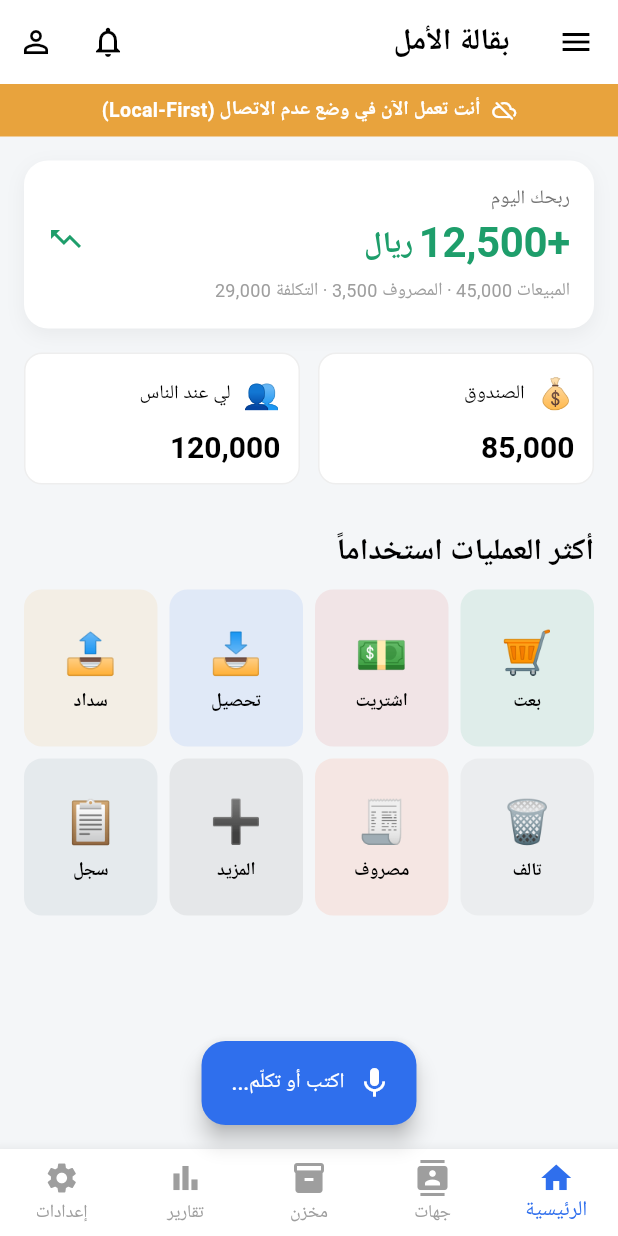
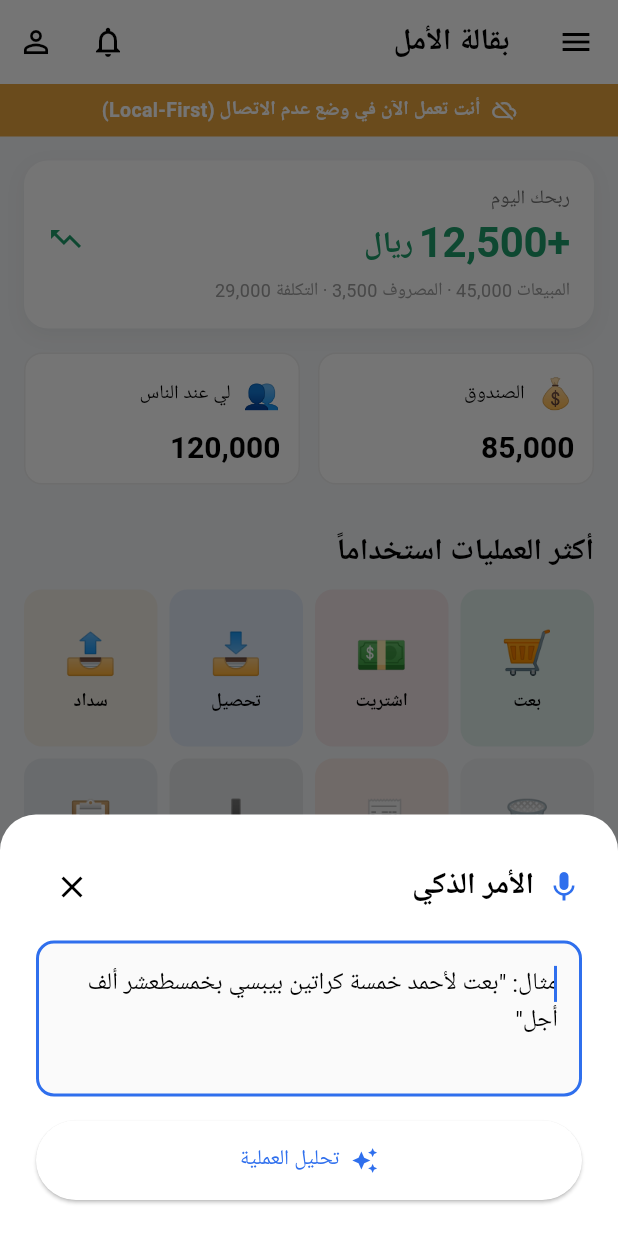
Before and after one commit to aishaqsky-commits/mohaseb-smart06, a Flutter app: the screen it shows after launch, after a tap on "اكتب أو تكلّم...", on a phone screen of 412 x 824 dp. Run offline on Flutter 3.47's test engine with Material 3 defaults, Android fonts, the phone set to English and light mode, and no system bars; our stand-ins replace go_router, google_fonts, math_expressions; Roboto replaces fonts that are missing (Cairo).

Commit message:
feat(smart-command): implement AI Smart Command Interface

```diff
--- a/apps/mobile/lib/features/dashboard/presentation/screens/dashboard_screen.dart
+++ b/apps/mobile/lib/features/dashboard/presentation/screens/dashboard_screen.dart
@@ -2,6 +2,7 @@ import 'package:flutter/material.dart';
 import '../../../../core/theme/color_tokens.dart';
 import '../../../../core/theme/app_spacing.dart';
 import '../../../../core/widgets/offline_banner.dart';
+import '../../../smart_command/presentation/widgets/smart_command_sheet.dart';
 
 class DashboardScreen extends StatelessWidget {
   const DashboardScreen({super.key});
@@ -85,7 +86,7 @@ class DashboardScreen extends StatelessWidget {
       ),
       // AI Command Bar Placeholder
       floatingActionButton: FloatingActionButton.extended(
-        onPressed: () {},
+        onPressed: () => SmartCommandSheet.show(context),
         icon: const Icon(Icons.mic),
         label: const Text('اكتب أو تكلّم...'),
         backgroundColor: ColorTokens.neutralInfo,
--- /dev/null
+++ b/apps/mobile/lib/features/smart_command/presentation/widgets/smart_command_sheet.dart
@@ -0,0 +1,238 @@
+import 'package:flutter/material.dart';
+import '../../../../core/theme/app_spacing.dart';
+import '../../../../core/theme/color_tokens.dart';
+
+class SmartCommandSheet extends StatefulWidget {
+  const SmartCommandSheet({super.key});
+
+  /// Helper to show this bottom sheet
+  static void show(BuildContext context) {
+    showModalBottomSheet(
+      context: context,
+      isScrollControlled: true,
+      shape: const RoundedRectangleBorder(
+        borderRadius: BorderRadius.vertical(top: Radius.circular(24)),
+      ),
+      builder: (context) => Padding(
+        padding: EdgeInsets.only(
+          bottom: MediaQuery.of(context).viewInsets.bottom,
+        ),
+        child: const SmartCommandSheet(),
+      ),
+    );
+  }
+
+  @override
+  State<SmartCommandSheet> createState() => _SmartCommandSheetState();
+}
+
+class _SmartCommandSheetState extends State<SmartCommandSheet> {
+  final TextEditingController _controller = TextEditingController();
+  bool _isProcessing = false;
+  Map<String, dynamic>? _parsedResult;
+
+  void _processCommand() async {
+    final text = _controller.text.trim();
+    if (text.isEmpty) return;
+
+    setState(() {
+      _isProcessing = true;
+      _parsedResult = null;
+    });
+
+    // Mocking an AI delay
+    await Future.delayed(const Duration(seconds: 2));
+
+    if (!mounted) return;
+
+    // Mocking a parsed AI result (e.g. from NLP backend)
+    setState(() {
+      _isProcessing = false;
+      _parsedResult = {
+        'template': 'بيع آجل',
+        'contact': 'أحمد سالم',
+        'items': 'بيبسي كبير × 5 كراتين',
+        'amount': '15,000 ريال',
+      };
+    });
+  }
+
+  @override
+  Widget build(BuildContext context) {
+    return Container(
+      padding: const EdgeInsets.all(AppSpacing.xl),
+      constraints: BoxConstraints(
+        maxHeight: MediaQuery.of(context).size.height * 0.8,
+      ),
+      child: Column(
+        mainAxisSize: MainAxisSize.min,
+        crossAxisAlignment: CrossAxisAlignment.start,
+        children: [
+          Row(
+            children: [
+              const Icon(Icons.mic, color: ColorTokens.neutralInfo),
+              const SizedBox(width: AppSpacing.sm),
+              Text(
+                'الأمر الذكي',
+                style: Theme.of(context).textTheme.titleLarge?.copyWith(
+                      fontWeight: FontWeight.bold,
+                    ),
+              ),
+              const Spacer(),
+              IconButton(
+                icon: const Icon(Icons.close),
+                onPressed: () => Navigator.pop(context),
+              )
+            ],
+          ),
+          const SizedBox(height: AppSpacing.md),
+          if (_parsedResult == null) _buildInputSection(),
+          if (_isProcessing) _buildLoadingSection(),
+          if (_parsedResult != null) _buildConfirmationSection(),
+        ],
+      ),
+    );
+  }
+
+  Widget _buildInputSection() {
+    return Column(
+      children: [
+        TextField(
+          controller: _controller,
+          maxLines: 3,
+          autofocus: true,
+          decoration: InputDecoration(
+            hintText: 'مثال: "بعت لأحمد خمسة كراتين بيبسي بخمسطعشر ألف أجل"',
+            border: OutlineInputBorder(
+              borderRadius: BorderRadius.circular(12),
+            ),
+            filled: true,
+            fillColor: Colors.grey.shade50,
+          ),
+        ),
+        const SizedBox(height: AppSpacing.lg),
+        SizedBox(
+          width: double.infinity,
+          child: ElevatedButton.icon(
+            onPressed: _isProcessing ? null : _processCommand,
+            icon: const Icon(Icons.auto_awesome),
+            label: const Text('تحليل العملية'),
+            style: ElevatedButton.styleFrom(
+              padding: const EdgeInsets.symmetric(vertical: 16),
+            ),
+          ),
+        ),
+      ],
+    );
+  }
+
+  Widget _buildLoadingSection() {
+    return Padding(
+      padding: const EdgeInsets.symmetric(vertical: AppSpacing.xxl),
+      child: Center(
+        child: Column(
+          children: [
+            const CircularProgressIndicator(),
+            const SizedBox(height: AppSpacing.lg),
+            Text(
+              '⏳ جاري الفهم والاستخراج...',
+              style: Theme.of(context).textTheme.titleMedium?.copyWith(
+                    color: Colors.grey.shade700,
+                  ),
+            ),
+          ],
+        ),
+      ),
+    );
+  }
+
+  Widget _buildConfirmationSection() {
+    final result = _parsedResult!;
+    return Column(
+      crossAxisAlignment: CrossAxisAlignment.start,
+      children: [
+        Text(
+          'فهمت التالي، تأكد قبل الحفظ:',
+          style: Theme.of(context).textTheme.titleMedium,
+        ),
+        const SizedBox(height: AppSpacing.md),
+        Container(
+          padding: const EdgeInsets.all(AppSpacing.md),
+          decoration: BoxDecoration(
+            color: ColorTokens.neutralInfo.withValues(alpha: 0.05),
+            borderRadius: BorderRadius.circular(12),
+            border: Border.all(color: ColorTokens.neutralInfo.withValues(alpha: 0.2)),
+          ),
+          child: Column(
+            children: [
+              _buildResultRow('القالب', result['template'], true),
+              const Divider(),
+              _buildResultRow('العميل', result['contact'], true),
+              const Divider(),
+              _buildResultRow('الصنف', result['items'], false),
+              const Divider(),
+              _buildResultRow('المبلغ', result['amount'], false),
+            ],
+          ),
+        ),
+        const SizedBox(height: AppSpacing.xl),
+        Row(
+          children: [
+            Expanded(
+              child: OutlinedButton.icon(
+                onPressed: () {
+                  // Navigate to the dynamic template form with prefilled data
+                  Navigator.pop(context);
+                },
+                icon: const Icon(Icons.edit),
+                label: const Text('تعديل التفاصيل'),
+                style: OutlinedButton.styleFrom(
+                  padding: const EdgeInsets.symmetric(vertical: 16),
+                ),
+              ),
+            ),
+            const SizedBox(width: AppSpacing.md),
+            Expanded(
+              child: ElevatedButton.icon(
+                onPressed: () {
+                  // Final save logic (Optimistic UI)
+                  Navigator.pop(context);
+                },
+                icon: const Icon(Icons.check_circle),
+                label: const Text('تأكيد وحفظ'),
+                style: ElevatedButton.styleFrom(
+                  backgroundColor: ColorTokens.positive,
+                  padding: const EdgeInsets.symmetric(vertical: 16),
+                ),
+              ),
+            ),
+          ],
+        )
+      ],
+    );
+  }
+
+  Widget _buildResultRow(String label, String value, bool isVerified) {
+    return Padding(
+      padding: const EdgeInsets.symmetric(vertical: 4),
+      child: Row(
+        mainAxisAlignment: MainAxisAlignment.spaceBetween,
+        children: [
+          Text(label, style: Theme.of(context).textTheme.bodyMedium?.copyWith(color: Colors.grey.shade700)),
+          Row(
+            children: [
+              Text(
+                value,
+                style: Theme.of(context).textTheme.titleMedium?.copyWith(fontWeight: FontWeight.bold),
+              ),
+              if (isVerified) ...[
+                const SizedBox(width: 8),
+                const Icon(Icons.check_circle, color: ColorTokens.positive, size: 16),
+              ]
+            ],
+          ),
+        ],
+      ),
+    );
+  }
+}
```
